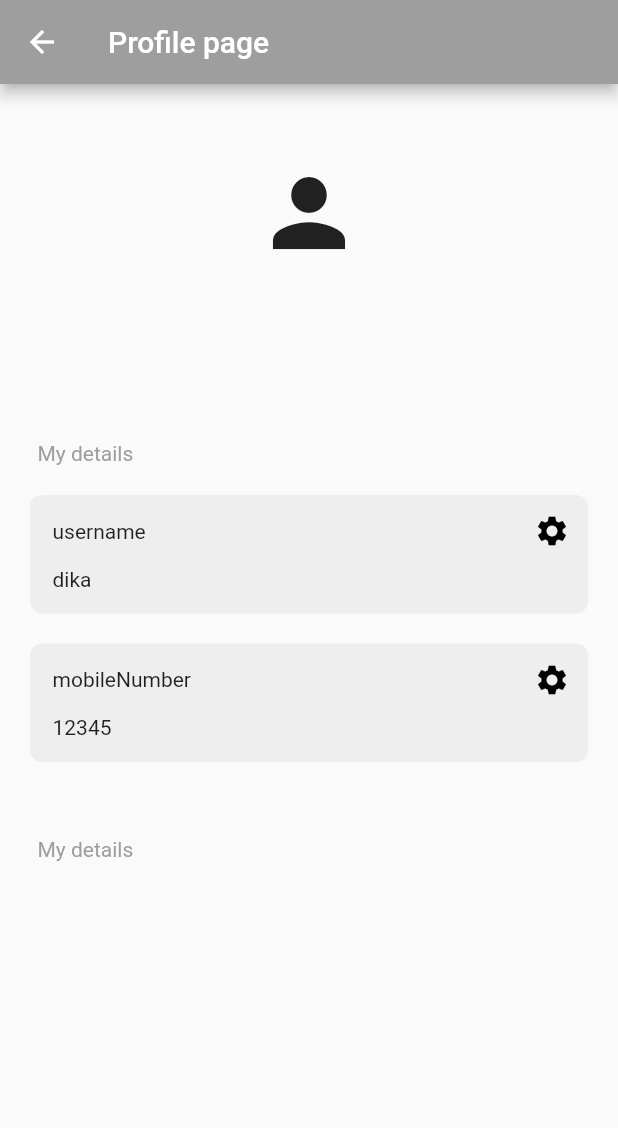
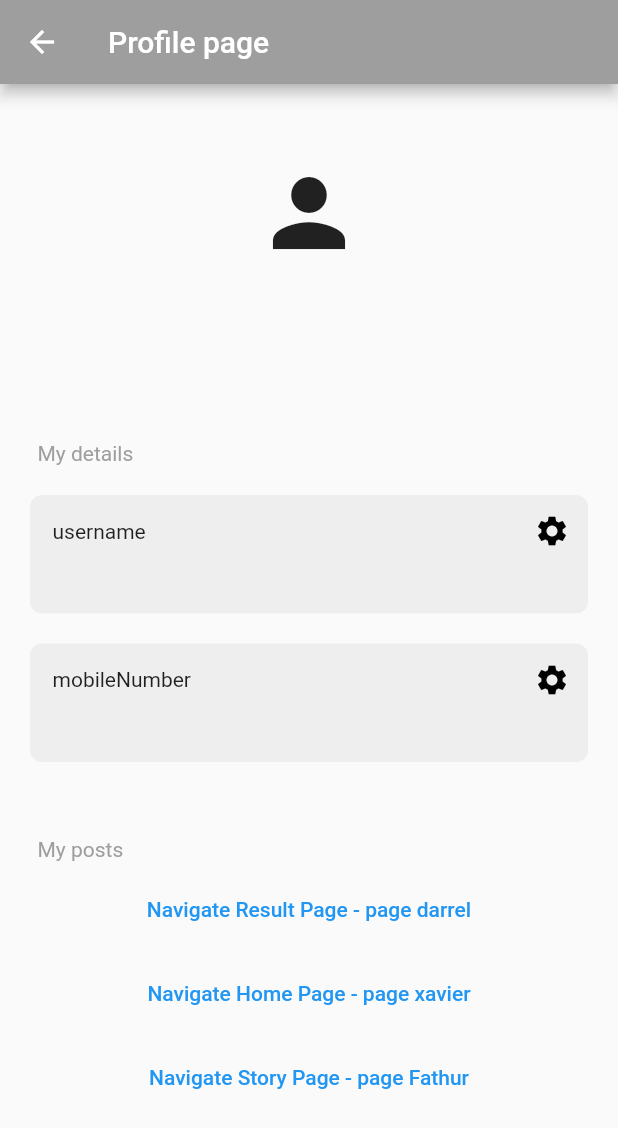
Before and after one commit to vier21/flutter_project_moody, a Flutter app: the ProfilePage screen opened directly, on a phone screen of 412 x 824 dp. Shown: the top 1128 px of the screen. Run offline on Flutter 3.47's test engine with Material 2 defaults, Android fonts, the phone set to English and light mode, and no system bars; our stand-ins replace cloud_firestore, firebase_auth, firebase_core, google_fonts; missing offline and left inert: flutter_emoji_feedback; accounts and stored records are empty.

Commit message:
dika beres

```diff
--- a/lib/ProfileApp.dart
+++ b/lib/ProfileApp.dart
@@ -2,6 +2,9 @@ import 'package:cloud_firestore/cloud_firestore.dart';
 import 'package:firebase_auth/firebase_auth.dart';
 import 'package:flutter/material.dart';
 import 'package:flutter_tubes_satu/textbox.dart';
+import 'HomePage.dart';
+import 'ResultPage.dart';
+import 'StoryPage.dart';
 import 'textbox.dart';
 
 class ProfilePage extends StatefulWidget {
@@ -14,6 +17,7 @@ class ProfilePage extends StatefulWidget {
 class _ProfilePageState extends State<ProfilePage> {
   //users
   final currentuser = FirebaseAuth.instance.currentUser!;
+  final FirebaseAuth _auth = FirebaseAuth.instance;
 
   //all user
   final userCollection = FirebaseFirestore.instance.collection("pengguna");
@@ -79,6 +83,7 @@ class _ProfilePageState extends State<ProfilePage> {
         builder: (context, snapshot) {
           if (snapshot.hasData && snapshot.data!.exists) {
             final userData = snapshot.data!.data() as Map<String, dynamic>;
+
             return ListView(
               children: [
                 const SizedBox(height: 50),
@@ -107,13 +112,14 @@ class _ProfilePageState extends State<ProfilePage> {
 
                 // username
                 MyTextBox(
-                  text: 'dika',
+                  text: userData['name'],
                   sectionName: 'username',
                   onPressed: () => editField('username'),
                 ),
                 //Mobile number
                 MyTextBox(
-                  text: '12345',
+                  text: userData['mobileNumber'] ??
+                      '', // Menggunakan null-aware operator untuk mengatasi jika mobileNumber null
                   sectionName: 'mobileNumber',
                   onPressed: () => editField('mobileNumber'),
                 ),
@@ -123,19 +129,51 @@ class _ProfilePageState extends State<ProfilePage> {
                 Padding(
                   padding: const EdgeInsets.only(left: 25.0),
                   child: Text(
-                    'My details',
+                    'My posts',
                     style: TextStyle(color: Colors.grey),
                   ),
                 ),
+              SizedBox(height: 8),
+                  TextButton(
+                    onPressed: () {
+                      Navigator.push(
+                        context,
+                        MaterialPageRoute(
+                            builder: (context) => const ResultPage()),
+                      );
+                    },
+                    child: Text('Navigate Result Page - page darrel'),
+                  ),
+                  SizedBox(height: 8),
+                  TextButton(
+                    onPressed: () {
+                      Navigator.push(
+                        context,
+                        MaterialPageRoute(builder: (context) => HomePage()),
+                      );
+                    },
+                    child: Text('Navigate Home Page - page xavier'),
+                  ),
+                  SizedBox(height: 8),
+                  TextButton(
+                    onPressed: () {
+                      Navigator.push(
+                        context,
+                        MaterialPageRoute(builder: (context) => StoryPage()),
+                      );
+                    },
+                    child: Text('Navigate Story Page - page Fathur'),
+                  ),
               ],
             );
+
           } else if (snapshot.hasError) {
             return Center(
-              child: Text('Error${snapshot.error}'),
+              child: Text('Error: ${snapshot.error}'),
             );
           } else {
             return Center(
-              child: Text('Data tidak ditemukan'),
+              child: Text('Data not found'),
             );
           }
           return const Center(
--- a/lib/main.dart
+++ b/lib/main.dart
@@ -48,7 +48,7 @@ class _LoginDemoState extends State<LoginDemo> {
         FirebaseFirestore.instance
             .collection('pengguna')
             .doc(userCredential.user!.email)
-            .set({'name': email.split('@')[0], 'mobileNumber ': '2319023'});
+            .set({'name': email.split('@')[0], 'mobileNumber': ''});
 
         if (userCredential.user != null) {
           final snackBar = SnackBar(content: Text('Berhasil login'));
```
